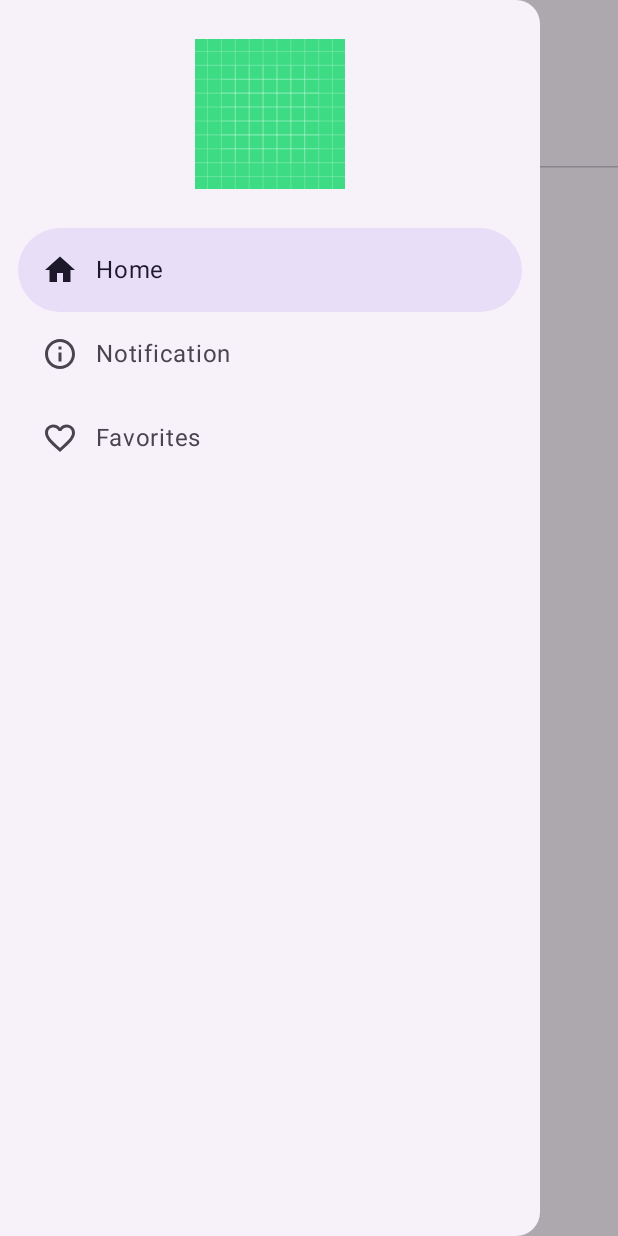
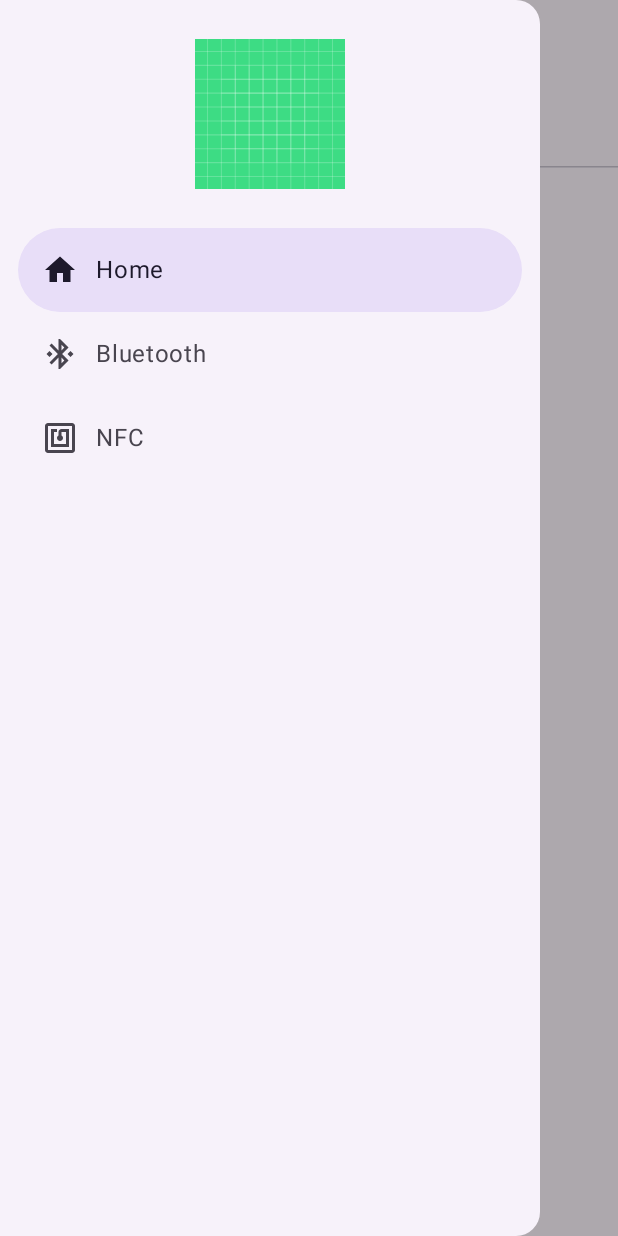
Before and after one commit to giaongo/HomeWeather, an Android app built with Jetpack Compose: the screen it shows after launch (MainActivity), after a tap on "Menu", on a phone screen of 412 x 824 dp. Run offline under Robolectric (Android 15) with nearby library versions, the phone set to English and light mode, and no system bars.

Commit message:
implement screen navigation corresponding to the selected icons within the navigation drawer

```diff
--- a/HomeWeather/app/src/main/java/fi/metropolia/homeweather/ui/views/MainActivity.kt
+++ b/HomeWeather/app/src/main/java/fi/metropolia/homeweather/ui/views/MainActivity.kt
@@ -4,7 +4,6 @@ import android.os.Bundle
 import androidx.activity.ComponentActivity
 import androidx.activity.compose.setContent
 import androidx.compose.foundation.Image
-import androidx.compose.foundation.layout.Column
 import androidx.compose.foundation.layout.Spacer
 import androidx.compose.foundation.layout.fillMaxSize
 import androidx.compose.foundation.layout.fillMaxWidth
@@ -12,13 +11,9 @@ import androidx.compose.foundation.layout.height
 import androidx.compose.foundation.layout.padding
 import androidx.compose.foundation.layout.size
 import androidx.compose.material.icons.Icons
-import androidx.compose.material.icons.filled.Favorite
 import androidx.compose.material.icons.filled.Home
-import androidx.compose.material.icons.filled.Info
 import androidx.compose.material.icons.filled.Menu
-import androidx.compose.material.icons.outlined.FavoriteBorder
 import androidx.compose.material.icons.outlined.Home
-import androidx.compose.material.icons.outlined.Info
 import androidx.compose.material3.DrawerValue
 import androidx.compose.material3.ExperimentalMaterial3Api
 import androidx.compose.material3.Icon
@@ -43,9 +38,12 @@ import androidx.compose.ui.Alignment.Companion.CenterHorizontally
 import androidx.compose.ui.Modifier
 import androidx.compose.ui.graphics.vector.ImageVector
 import androidx.compose.ui.res.painterResource
-import androidx.compose.ui.text.style.TextAlign
+import androidx.compose.ui.res.vectorResource
 import androidx.compose.ui.tooling.preview.Preview
 import androidx.compose.ui.unit.dp
+import androidx.navigation.compose.NavHost
+import androidx.navigation.compose.composable
+import androidx.navigation.compose.rememberNavController
 import fi.metropolia.homeweather.R
 import fi.metropolia.homeweather.ui.theme.HomeWeatherTheme
 import kotlinx.coroutines.launch
@@ -74,22 +72,26 @@ fun MainApp() {
     var selectedItemIndex by rememberSaveable {
         mutableStateOf(0)
     }
+    val navController = rememberNavController()
 
     val items = listOf(
         DrawerItem(
             title = "Home",
             selectedIcon = Icons.Filled.Home,
             unselectedIcon = Icons.Outlined.Home,
+            navigationDestination = "home"
         ),
         DrawerItem(
-            title = "Notification",
-            selectedIcon = Icons.Filled.Info,
-            unselectedIcon = Icons.Outlined.Info,
+            title = "Bluetooth",
+            selectedIcon = ImageVector.vectorResource(id = R.drawable.bluetooth) ,
+            unselectedIcon = ImageVector.vectorResource(id = R.drawable.bluetooth),
+            navigationDestination = "bluetooth"
         ),
         DrawerItem(
-            title = "Favorites",
-            selectedIcon = Icons.Filled.Favorite,
-            unselectedIcon = Icons.Outlined.FavoriteBorder,
+            title = "NFC",
+            selectedIcon = ImageVector.vectorResource(id = R.drawable.nfc),
+            unselectedIcon = ImageVector.vectorResource(id = R.drawable.nfc),
+            navigationDestination = "nfc"
         ),
     )
     Surface {
@@ -113,6 +115,7 @@ fun MainApp() {
                             onClick = {
                                 selectedItemIndex = index
                                 scope.launch {
+                                    navController.navigate(drawerItem.navigationDestination)
                                     navigationState.close()
                                 }
                             },
@@ -144,8 +147,12 @@ fun MainApp() {
                     }
                 })
             }) {
-                Column {
-                    HomeScreen(modifier = Modifier.padding(it))
+                NavHost(navController = navController, startDestination = "home", modifier = Modifier.padding(it)) {
+                    composable("home") { HomeScreen()}
+                    composable("bluetooth") { BluetoothScreen()}
+                    composable("nfc") { NFCScreen()}
+                    composable("statistic") { StatisticScreen()}
+                    composable("alert") { AlertScreen()}
                 }
             }
 
@@ -165,5 +172,6 @@ fun MainAppPreview() {
 data class DrawerItem(
     val title: String,
     val selectedIcon: ImageVector,
-    val unselectedIcon: ImageVector
+    val unselectedIcon: ImageVector,
+    val navigationDestination:String
 )
```
Also changed, not shown: HomeWeather/app/build.gradle (+8 -5 lines).
